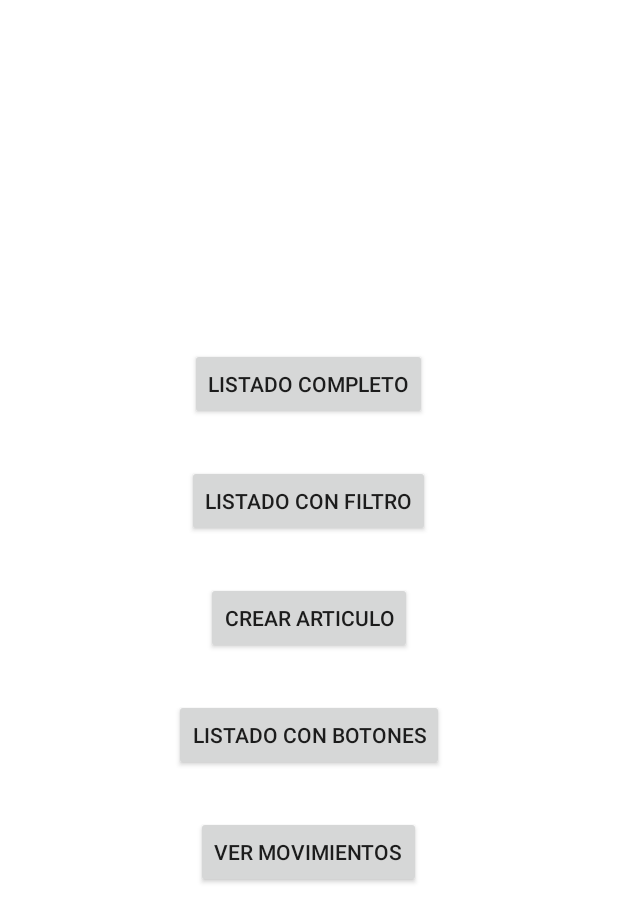
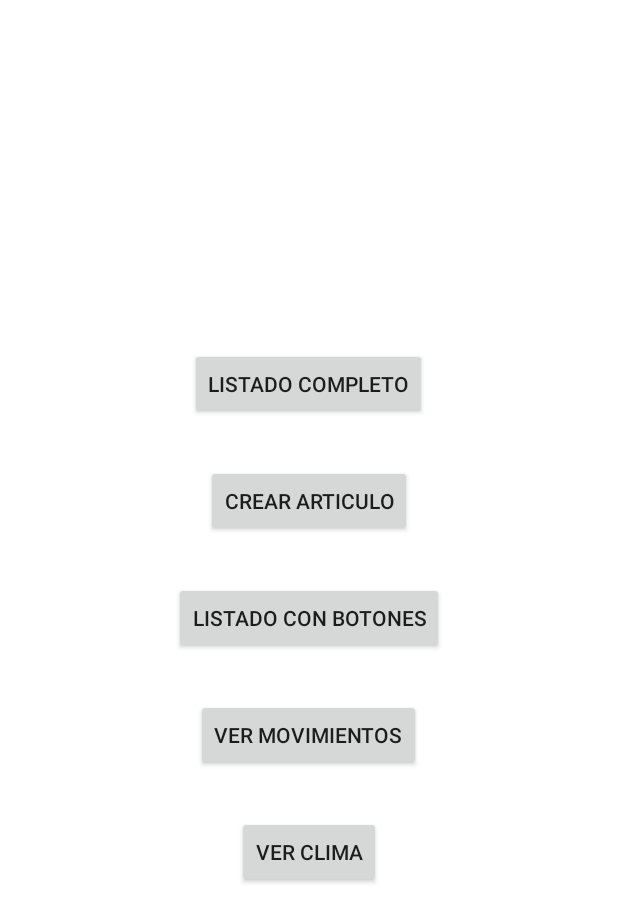
Before and after one commit to elmorgan3/GestionSimpleDeArticulos3Version, an Android app: the screen it shows after launch (MainActivity), on a phone screen of 412 x 824 dp. Shown: the top 922 px of the screen. Run offline under Robolectric (Android 15) with nearby library versions, the light colour scheme and no system bars.

Commit message:
Hecha la actualizacion de la bbdd

```diff
--- a/app/build.gradle
+++ b/app/build.gradle
@@ -26,5 +26,6 @@ dependencies {
     })
     compile 'com.android.support:appcompat-v7:25.1.1'
     compile 'com.android.support:design:25.1.1'
+    compile 'com.android.support.constraint:constraint-layout:1.0.2'
     testCompile 'junit:junit:4.12'
 }
--- /dev/null
+++ b/app/src/debug/res/values/api_weather.xml
@@ -0,0 +1,4 @@
+<?xml version="1.0" encoding="utf-8"?>
+<resources>
+    <string name="api_weather" templateMergeStrategy="preserve" translatable="false">73179fa82b8f7c26c84c23f64e858ce7</string>
+</resources>
--- a/app/src/main/AndroidManifest.xml
+++ b/app/src/main/AndroidManifest.xml
@@ -16,14 +16,14 @@
             </intent-filter>
         </activity>
         <activity android:name=".ListaCompletaActivity" />
-        <activity android:name=".ListaFiltradaActivity" />
         <activity android:name=".CrearActivity" />
         <activity
             android:name=".ListaConIconActivity"
             android:label="@string/title_activity_lista_con_icon"
             android:theme="@style/AppTheme.NoActionBar" />
         <activity android:name=".ListaMovimientosActivity" />
-        <activity android:name=".EntradaOSalidaActivity"></activity>
+        <activity android:name=".EntradaOSalidaActivity" />
+        <activity android:name=".ListaCiudadActivity"></activity>
     </application>
 
 </manifest>
--- a/app/src/main/java/com/example/morga/gestionsimpledearticulos/MainActivity.java
+++ b/app/src/main/java/com/example/morga/gestionsimpledearticulos/MainActivity.java
@@ -1,23 +1,11 @@
 package com.example.morga.gestionsimpledearticulos;
 
 import android.app.Activity;
-import android.app.ListActivity;
-import android.database.Cursor;
-import android.database.sqlite.SQLiteDatabase;
-import android.support.v7.app.AppCompatActivity;
 import android.os.Bundle;
-import android.widget.AdapterView;
 
-import android.app.ListActivity;
 import android.content.Intent;
-import android.os.Bundle;
 import android.view.View;
-import android.widget.AdapterView;
-import android.widget.AdapterView.OnItemClickListener;
-import android.widget.ArrayAdapter;
 import android.widget.Button;
-
-import java.util.List;
 
 
 public class MainActivity extends Activity {
@@ -27,6 +15,7 @@ public class MainActivity extends Activity {
     private static final int ACTIVITY_TASK_ADD = 1;
     private static final int ACTIVITY_ICON = 2;
     private static final int ACTIVITY_MOVIMIENTOS= 3;
+    private static final int ACTIVITY_CLIMA= 4;
 
     private long idActual;
 
@@ -35,6 +24,7 @@ public class MainActivity extends Activity {
     Button btnCrear;
     Button btnListadoConBotones;
     Button btnMovimientos;
+    Button btnClima;
 
     @Override
     protected void onCreate(Bundle savedInstanceState) {
@@ -42,10 +32,11 @@ public class MainActivity extends Activity {
         setContentView(R.layout.activity_main);
 
         btnListaCompleta= (Button)findViewById(R.id.buttonListadoCompleto);
-        btnListadoFiltro = (Button) findViewById(R.id.buttonListadoFiltrado);
+
         btnCrear = (Button)findViewById(R.id.buttonCrearArticulo);
         btnListadoConBotones = (Button)findViewById(R.id.buttonListadoConBotones);
         btnMovimientos = (Button)findViewById(R.id.buttonMovimientos);
+        btnClima = (Button)findViewById(R.id.buttonClima);
     }
 
     //******
@@ -59,15 +50,7 @@ public class MainActivity extends Activity {
         startActivityForResult(i, ACTIVITY_SIMPLE);
     }
 
-    //******
-    //Metodo para abrir la activity con el listado con filtro
-    //******
-    public void mostrarListaFiltrada(View v)
-    {
-        Intent i = new Intent(this, ListaFiltradaActivity.class);
 
-        startActivityForResult(i, ACTIVITY_FILTER);
-    }
 
     //******
     //Metodo para abrir la activity para crear articulo
@@ -108,4 +91,15 @@ public class MainActivity extends Activity {
 
     }
 
+    //******
+    //Metodo para abrir la activity con el listado completo con iconos
+    //******
+    public void MostrarClima (View v)
+    {
+        Intent i = new Intent(this, ListaCiudadActivity.class);
+
+        startActivityForResult(i, ACTIVITY_CLIMA);
+
+    }
+
 }
--- a/app/src/main/res/layout/activity_main.xml
+++ b/app/src/main/res/layout/activity_main.xml
@@ -18,42 +18,43 @@
         android:layout_height="30dp" />
 
     <Button
-        android:text="Listado con filtro"
+        android:id="@+id/buttonCrearArticulo"
         android:layout_width="wrap_content"
         android:layout_height="wrap_content"
-        android:id="@+id/buttonListadoFiltrado"
-        android:onClick="mostrarListaFiltrada" />
+        android:onClick="crearArticulo"
+        android:text="Crear Articulo" />
 
     <Space
         android:layout_width="match_parent"
         android:layout_height="30dp" />
 
     <Button
-        android:text="Crear Articulo"
+        android:id="@+id/buttonListadoConBotones"
         android:layout_width="wrap_content"
         android:layout_height="wrap_content"
-        android:id="@+id/buttonCrearArticulo"
-        android:onClick="crearArticulo" />
+        android:onClick="mostrarListadoConBotones"
+        android:text="Listado con botones" />
 
     <Space
         android:layout_width="match_parent"
         android:layout_height="30dp" />
 
     <Button
-        android:text="Listado con botones"
+        android:id="@+id/buttonMovimientos"
         android:layout_width="wrap_content"
         android:layout_height="wrap_content"
-        android:id="@+id/buttonListadoConBotones"
-        android:onClick="mostrarListadoConBotones" />
+        android:onClick="mostrarListadoMovimientos"
+        android:text="Ver movimientos" />
 
     <Space
         android:layout_width="match_parent"
         android:layout_height="30dp" />
 
     <Button
-        android:text="Ver movimientos"
+        android:id="@+id/buttonClima"
         android:layout_width="wrap_content"
         android:layout_height="wrap_content"
-        android:id="@+id/buttonMovimientos"
-        android:onClick="mostrarListadoMovimientos" />
+        android:onClick="MostrarClima"
+        android:text="Ver clima" />
+
 </LinearLayout>
```
Also changed, not shown: app/src/main/java/com/example/morga/gestionsimpledearticulos/ArticuloDataSource.java (+32 -2 lines), app/src/main/java/com/example/morga/gestionsimpledearticulos/Ciudad.java (added, +13 -0 lines), app/src/main/java/com/example/morga/gestionsimpledearticulos/ListaCiudadActivity.java (added, +24 -0 lines), app/src/main/java/com/example/morga/gestionsimpledearticulos/ListaFiltradaActivity.java (deleted, +0 -13 lines), app/src/main/java/com/example/morga/gestionsimpledearticulos/MySQLiteHelper.java (+42 -4 lines), app/src/main/res/layout/activity_lista_ciudad.xml (added, +21 -0 lines), app/src/main/res/layout/activity_lista_filtrada.xml (deleted, +0 -13 lines), app/src/main/res/layout/row_lista_ciudad.xml (added, +14 -0 lines), 7 other files.
